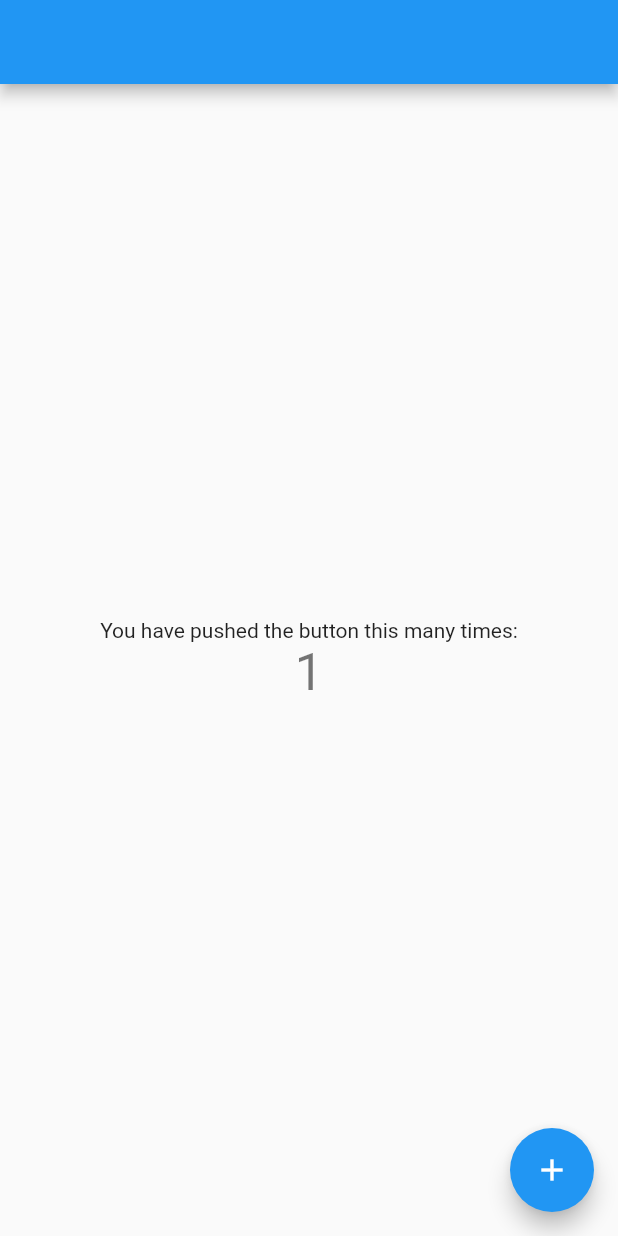
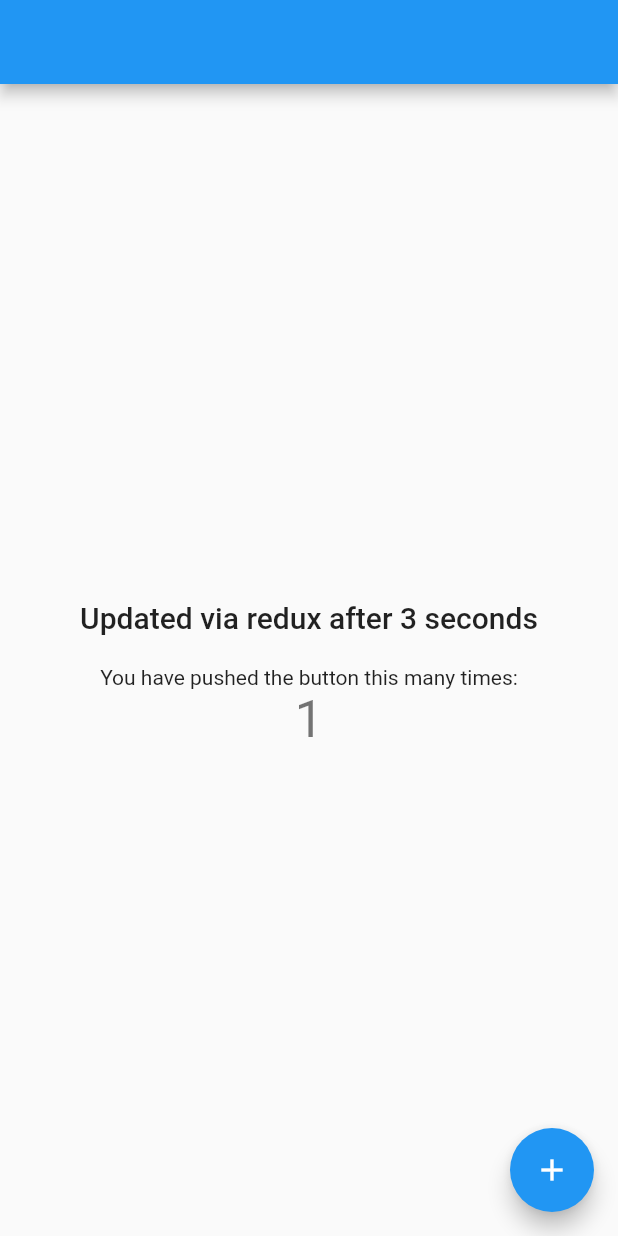
Before and after one commit to nadzir/flutter_boilerplate, a Flutter app: the screen it shows after launch, after a tap on the "add" icon, on a phone screen of 412 x 824 dp. Run offline on Flutter 3.47's test engine with Material 2 defaults, Android fonts, the phone set to English and light mode, and no system bars; our stand-ins replace flutter_redux, redux, splashscreen; missing offline and left inert: redux_logging.

Commit message:
Add redux

```diff
--- /dev/null
+++ b/lib/container/firstLaunchText.dart
@@ -0,0 +1,37 @@
+import 'dart:async';
+
+import 'package:flutter/material.dart';
+import 'package:flutter_boilerplate/redux/state/app_state.dart';
+import 'package:flutter_boilerplate/redux/view/main_view.dart';
+import 'package:flutter_redux/flutter_redux.dart';
+
+class FirstLaunchText extends StatefulWidget {
+  @override
+  State<StatefulWidget> createState() {
+    return _FirstLaunchTextState();
+  }
+}
+
+class _FirstLaunchTextState extends State<FirstLaunchText> {
+  @override
+  Widget build(BuildContext context) {
+    return StoreConnector<AppState, AppView>(
+      converter: AppView.fromStore,
+      builder: (BuildContext context, AppView vm) {
+
+        var text = vm.status.isFirstLaunch ? 'First Launch' : 'Updated via redux after 3 seconds';
+        Timer(Duration(seconds: 3), () {
+          vm.status.updateIsFirstLaunch(false);
+        });
+
+        return Padding(
+          padding: EdgeInsets.all(20.0),
+          child: Text(
+            text,
+            style: Theme.of(context).textTheme.title,
+          ),
+        );
+      },
+    );
+  }
+}
--- a/lib/main.dart
+++ b/lib/main.dart
@@ -1,5 +1,10 @@
 import 'package:flutter/material.dart';
+import 'package:flutter_boilerplate/redux/state/app_state.dart';
+import 'package:flutter_boilerplate/redux/reducer/app_reducer.dart';
 import 'package:flutter_boilerplate/ui/home.dart';
+import 'package:flutter_redux/flutter_redux.dart';
+import 'package:redux/redux.dart';
+import 'package:redux_logging/redux_logging.dart';
 import 'package:splashscreen/splashscreen.dart';
 
 void main() => runApp(MyApp());
@@ -22,14 +27,25 @@ class MyApp extends StatelessWidget {
 }
 
 class AfterSplash extends StatelessWidget {
+
+  // Redux: Configure store
+  final store = Store<AppState>(
+    appReducer,
+    initialState: AppState(),
+    middleware: [LoggingMiddleware.printer()],
+  );
+
   @override
   Widget build(BuildContext context) {
-    return MaterialApp(
-      title: 'Flutter Boilerplate',
-      theme: ThemeData(
-        primarySwatch: Colors.blue,
+    return StoreProvider(
+      store: store,
+      child: MaterialApp(
+        title: 'Flutter Boilerplate',
+        theme: ThemeData(
+          primarySwatch: Colors.blue,
+        ),
+        home: Home(title: 'Flutter boilerplate'),
       ),
-      home: Home(title: 'Flutter boilerplate'),
     );
   }
 }
--- /dev/null
+++ b/lib/redux/action/status_action.dart
@@ -0,0 +1,4 @@
+class UpdateIsFirstLaunch {
+  final bool isFirstLaunch;
+  UpdateIsFirstLaunch({this.isFirstLaunch});
+}
--- /dev/null
+++ b/lib/redux/reducer/app_reducer.dart
@@ -0,0 +1,8 @@
+import 'package:flutter_boilerplate/redux/reducer/status_reducer.dart';
+import 'package:flutter_boilerplate/redux/state/app_state.dart';
+
+AppState appReducer(AppState state, action) {
+  return new AppState(
+    status: statusReducer(state.status, action),
+  );
+}
--- /dev/null
+++ b/lib/redux/reducer/status_reducer.dart
@@ -0,0 +1,9 @@
+import 'package:flutter_boilerplate/redux/action/status_action.dart';
+import 'package:flutter_boilerplate/redux/state/status_state.dart';
+
+dynamic statusReducer(StatusState statusState, action) {
+  if (action is UpdateIsFirstLaunch) {
+    statusState.isFirstLaunch = action.isFirstLaunch;
+  }
+  return statusState;
+}
--- /dev/null
+++ b/lib/redux/state/app_state.dart
@@ -0,0 +1,20 @@
+import 'package:flutter_boilerplate/redux/state/status_state.dart';
+
+class AppState {
+  StatusState status;
+
+  AppState({
+    this.status,
+  }) {
+    this.status = this.status ?? StatusState();
+  }
+
+  AppState copyWith({
+    StatusState status,
+  }) {
+    return new AppState(
+      status: status ?? this.status,
+    );
+  }
+
+}
--- /dev/null
+++ b/lib/redux/state/status_state.dart
@@ -0,0 +1,13 @@
+class StatusState {
+  bool isFirstLaunch;
+
+  StatusState({
+    this.isFirstLaunch,
+  });
+
+  StatusState copyWith({bool isFirstLaunch}) {
+    return new StatusState(
+      isFirstLaunch: isFirstLaunch ?? this.isFirstLaunch,
+    );
+  }
+}
--- /dev/null
+++ b/lib/redux/view/main_view.dart
@@ -0,0 +1,18 @@
+import 'package:flutter/material.dart';
+import 'package:flutter_boilerplate/redux/state/app_state.dart';
+import 'package:flutter_boilerplate/redux/view/status_view.dart';
+import 'package:redux/redux.dart';
+
+class AppView {
+ StatusView status;
+
+  AppView({
+    @required this.status,
+  });
+
+  static AppView fromStore(Store<AppState> store) {
+    return new AppView(
+      status: StatusView.fromStore(store),
+    );
+  }
+}
--- /dev/null
+++ b/lib/redux/view/status_view.dart
@@ -0,0 +1,23 @@
+import 'package:flutter/material.dart';
+import 'package:flutter_boilerplate/redux/action/status_action.dart';
+import 'package:flutter_boilerplate/redux/state/app_state.dart';
+import 'package:redux/redux.dart';
+
+class StatusView {
+  bool isFirstLaunch;
+
+  Function updateIsFirstLaunch;
+
+  StatusView({
+    @required this.isFirstLaunch,
+    @required this.updateIsFirstLaunch,
+  });
+
+  static StatusView fromStore(Store<AppState> store) {
+    return new StatusView(
+        isFirstLaunch: store.state.status.isFirstLaunch ?? true,
+        updateIsFirstLaunch: (bool isFirstLaunch) {
+          store.dispatch(UpdateIsFirstLaunch(isFirstLaunch: isFirstLaunch));
+        });
+  }
+}
--- a/lib/ui/home.dart
+++ b/lib/ui/home.dart
@@ -1,4 +1,5 @@
 import 'package:flutter/material.dart';
+import 'package:flutter_boilerplate/container/firstLaunchText.dart';
 
 class Home extends StatefulWidget {
   Home({Key key, this.title}) : super(key: key);
@@ -26,6 +27,7 @@ class _HomeState extends State<Home> {
         child: Column(
           mainAxisAlignment: MainAxisAlignment.center,
           children: <Widget>[
+            FirstLaunchText(),
             Text(
               'You have pushed the button this many times:',
             ),
--- a/pubspec.yaml
+++ b/pubspec.yaml
@@ -24,6 +24,10 @@ dependencies:
   # Use with the CupertinoIcons class for iOS style icons.
   cupertino_icons: ^0.1.2
   splashscreen: 1.2.0
+  #Redux
+  flutter_redux: 0.5.3
+  redux: 3.0.0
+  redux_logging: 0.3.0
 
 dev_dependencies:
   flutter_test:
```
Also changed, not shown: pubspec.lock.
